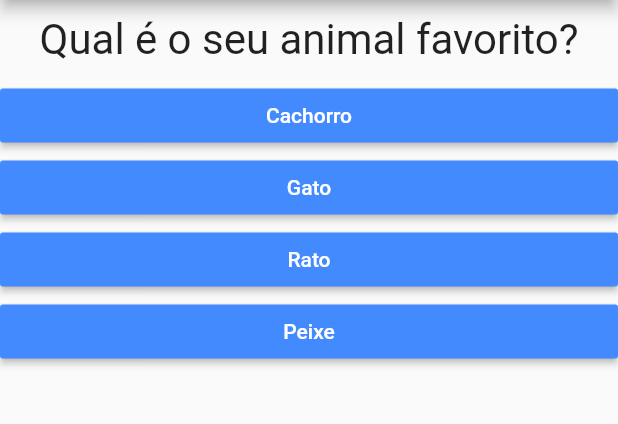
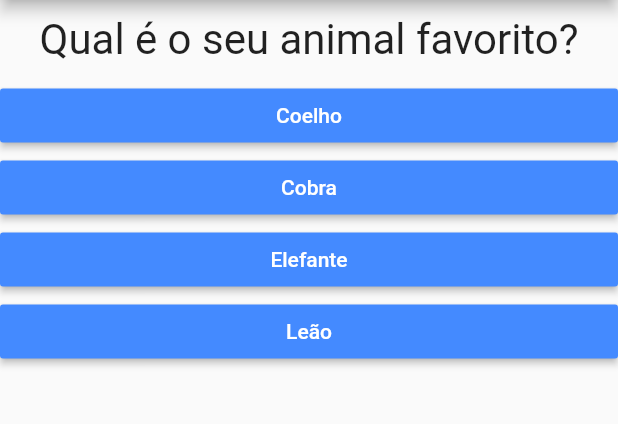
Before and after one commit to marimendes/flutterzinho, a Flutter app: the screen it shows after launch, after a tap on "Preto", on a phone screen of 412 x 824 dp, the part 84-508 px from its top. Run offline on Flutter 3.47's test engine with Material 2 defaults, Android fonts, the phone set to English and light mode, and no system bars.

Commit message:
Flutter - Adicionando pontuação e um botão de reiniciar o questionario

```diff
--- a/projeto_perguntas/lib/main.dart
+++ b/projeto_perguntas/lib/main.dart
@@ -1,29 +1,58 @@
 import 'package:flutter/material.dart';
 import './questionario.dart';
 import './resultado.dart';
-main() {
-  runApp(new PerguntaApp());
-}
+
+main() => runApp(PerguntaApp());
 
 class _PerguntaAppState extends State<PerguntaApp> {
-
   var _perguntaSelecionada = 0;
-  final List<Map<String, Object>> _perguntas = [
+  var _pontuacaoTotal = 0;
+  final _perguntas = const [
     {
-        'texto':'Qual é a sua cor favorita?',
-        'respostas':['Preto','Vermelho','Rosa','Branco'],
+      'texto': 'Qual é a sua cor favorita?',
+      'respostas': [
+        {'texto': 'Preto', 'pontuacao': 10},
+        {'texto': 'Vermelho', 'pontuacao': 5},
+        {'texto': 'Verde', 'pontuacao': 3},
+        {'texto': 'Branco', 'pontuacao': 1},
+      ],
     },
     {
-        'texto':'Qual é o seu animal favorito?',
-        'respostas':['Cachorro','Gato','Rato','Peixe'],
+      'texto': 'Qual é o seu animal favorito?',
+      'respostas': [
+        {'texto': 'Coelho', 'pontuacao': 10},
+        {'texto': 'Cobra', 'pontuacao': 5},
+        {'texto': 'Elefante', 'pontuacao': 3},
+        {'texto': 'Leão', 'pontuacao': 1},
+      ],
+    },
+    {
+      'texto': 'Qual é o seu instrutor favorito?',
+      'respostas': [
+        {'texto': 'Leo', 'pontuacao': 10},
+        {'texto': 'Maria', 'pontuacao': 5},
+        {'texto': 'João', 'pontuacao': 3},
+        {'texto': 'Pedro', 'pontuacao': 1},
+      ],
     }
   ];
 
-  void _responder(){
+  void _responder(int pontuacao) {
+    if (temPerguntaSelecionada) {
       setState(() {
         _perguntaSelecionada++;
+        _pontuacaoTotal += pontuacao;
       });
-    print(_perguntaSelecionada);
+    }
+
+    print(_pontuacaoTotal);
+  }
+
+  void _reiniciarQuestionario(){
+    setState(() {
+      _perguntaSelecionada = 0;
+      _pontuacaoTotal = 0;
+    });
   }
 
   bool get temPerguntaSelecionada {
@@ -31,7 +60,7 @@ class _PerguntaAppState extends State<PerguntaApp> {
   }
 
   @override
-  Widget build(BuildContext context){
+  Widget build(BuildContext context) {
     return MaterialApp(
       home: Scaffold(
         appBar: AppBar(
@@ -41,17 +70,15 @@ class _PerguntaAppState extends State<PerguntaApp> {
             ? Questionario(
                 perguntas: _perguntas,
                 perguntaSelecionada: _perguntaSelecionada,
-          quandoResponder: _responder,
+                quantoResponder: _responder,
               )
-        : Resultado(),
+            : Resultado(_pontuacaoTotal, _reiniciarQuestionario),
       ),
     );
   }
 }
 
-class PerguntaApp extends StatefulWidget{
-
-  @override
+class PerguntaApp extends StatefulWidget {
   _PerguntaAppState createState() {
     return _PerguntaAppState();
   }
--- a/projeto_perguntas/lib/questao.dart
+++ b/projeto_perguntas/lib/questao.dart
@@ -1,8 +1,8 @@
 import 'package:flutter/material.dart';
 
 class Questao extends StatelessWidget {
+  final String texto;
 
-  final String texto;
   Questao(this.texto);
 
   @override
--- a/projeto_perguntas/lib/questionario.dart
+++ b/projeto_perguntas/lib/questionario.dart
@@ -3,15 +3,14 @@ import './questao.dart';
 import './resposta.dart';
 
 class Questionario extends StatelessWidget {
-
+  final List<Map<String, Object>> perguntas;
   final int perguntaSelecionada;
-  final List<Map<String, Object>> perguntas;
-  final void Function() quandoResponder;
+  final void Function(int) quantoResponder;
 
   Questionario({
     @required this.perguntas,
     @required this.perguntaSelecionada,
-    @required this.quandoResponder
+    @required this.quantoResponder,
   });
 
   bool get temPerguntaSelecionada {
@@ -20,13 +19,19 @@ class Questionario extends StatelessWidget {
 
   @override
   Widget build(BuildContext context) {
-    List <String> respostas = temPerguntaSelecionada
-      ? perguntas[perguntaSelecionada]['respostas']
-      : null;
-    return Column (
+    List<Map<String, Object>> respostas = temPerguntaSelecionada
+        ? perguntas[perguntaSelecionada]['respostas']
+        : null;
+
+    return Column(
       children: <Widget>[
         Questao(perguntas[perguntaSelecionada]['texto']),
-        ...respostas.map((t) => Resposta(t,quandoResponder)).toList(),
+        ...respostas.map((resp) {
+          return Resposta(
+            resp['texto'],
+            () => quantoResponder(resp['pontuacao']),
+          );
+        }).toList(),
       ],
     );
   }
```
Also changed, not shown: projeto_perguntas/lib/resultado.dart (+34 -5 lines). Lines whose indentation alone changed are shown as unchanged.
